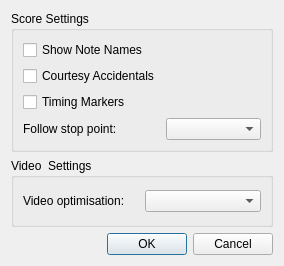
First picture: the form in PianoBooster/src/GuiPreferencesDialog.ui, repository chrisballinger/PianoBooster, before the edit.
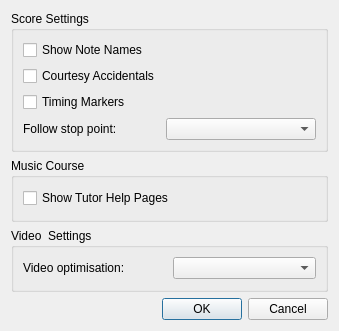
Second picture: the form after the edit.

Commit message: Added music flash cards + most recently used files menu.

```diff
--- a/PianoBooster/src/GuiPreferencesDialog.ui
+++ b/PianoBooster/src/GuiPreferencesDialog.ui
@@ -6,8 +6,8 @@
    <rect>
     <x>0</x>
     <y>0</y>
-    <width>284</width>
-    <height>266</height>
+    <width>339</width>
+    <height>331</height>
    </rect>
   </property>
   <property name="sizePolicy">
@@ -19,10 +19,7 @@
   <property name="windowTitle">
    <string>Dialog</string>
   </property>
-  <layout class="QVBoxLayout" name="verticalLayout_2">
-   <property name="sizeConstraint">
-    <enum>QLayout::SetMinimumSize</enum>
-   </property>
+  <layout class="QVBoxLayout" name="verticalLayout_4">
    <item>
     <widget class="QGroupBox" name="groupBox_2">
      <property name="title">
@@ -109,6 +106,29 @@
      </layout>
     </widget>
    </item>
+   <item>
+    <widget class="QGroupBox" name="groupBox_3">
+     <property name="title">
+      <string>Music Course</string>
+     </property>
+     <layout class="QVBoxLayout" name="verticalLayout_2">
+      <item>
+       <layout class="QGridLayout" name="gridLayout_2">
+        <property name="verticalSpacing">
+         <number>0</number>
+        </property>
+        <item row="0" column="0">
+         <widget class="QCheckBox" name="showHelpPagesCheck">
+          <property name="text">
+           <string>Show Tutor Help Pages</string>
+          </property>
+         </widget>
+        </item>
+       </layout>
+      </item>
+     </layout>
+    </widget>
+   </item>
    <item>
     <widget class="QGroupBox" name="groupBox">
      <property name="sizePolicy">
```
The commit also changes 17 other files.
